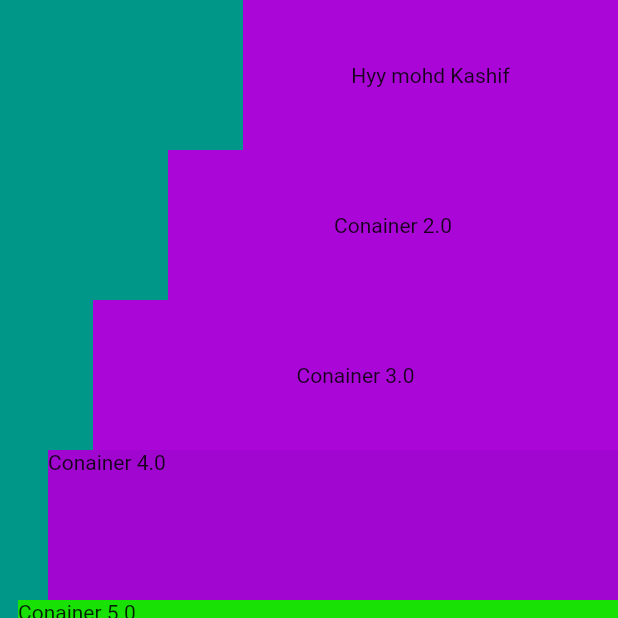
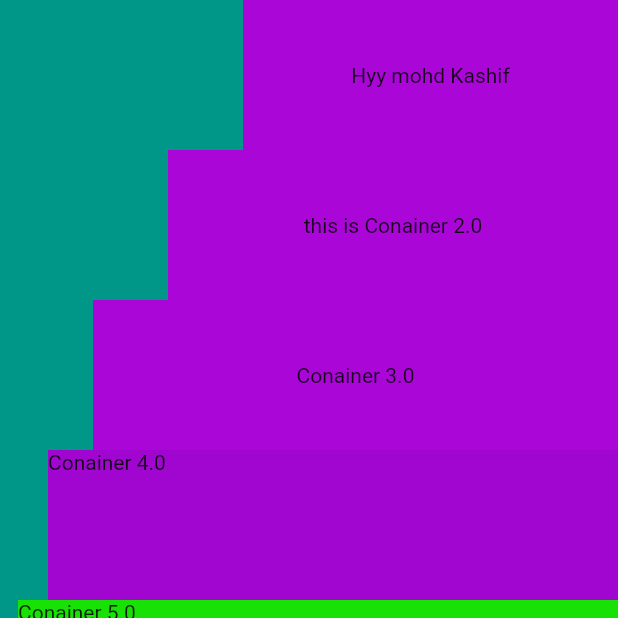
Before and after one commit to HEYKASHIF/quizApp, a Flutter app: the bootCamp screen opened directly, on a phone screen of 412 x 824 dp, the top half of it. Run offline on Flutter 3.47's test engine with Material 2 defaults, Android fonts, the phone set to English and light mode, and no system bars.

Commit message:
"9-june commit1"

```diff
--- a/lib/bootcamp.dart
+++ b/lib/bootcamp.dart
@@ -24,7 +24,7 @@ class bootCamp extends StatelessWidget {
             height: 100.0,
             width: 300.0,
             color: Color.fromARGB(255, 171, 6, 216),
-            child: Center(child: Text('Conainer 2.0')),
+            child: Center(child: Text('this is Conainer 2.0')),
           ),
           Container(
             height: 100.0,
```
